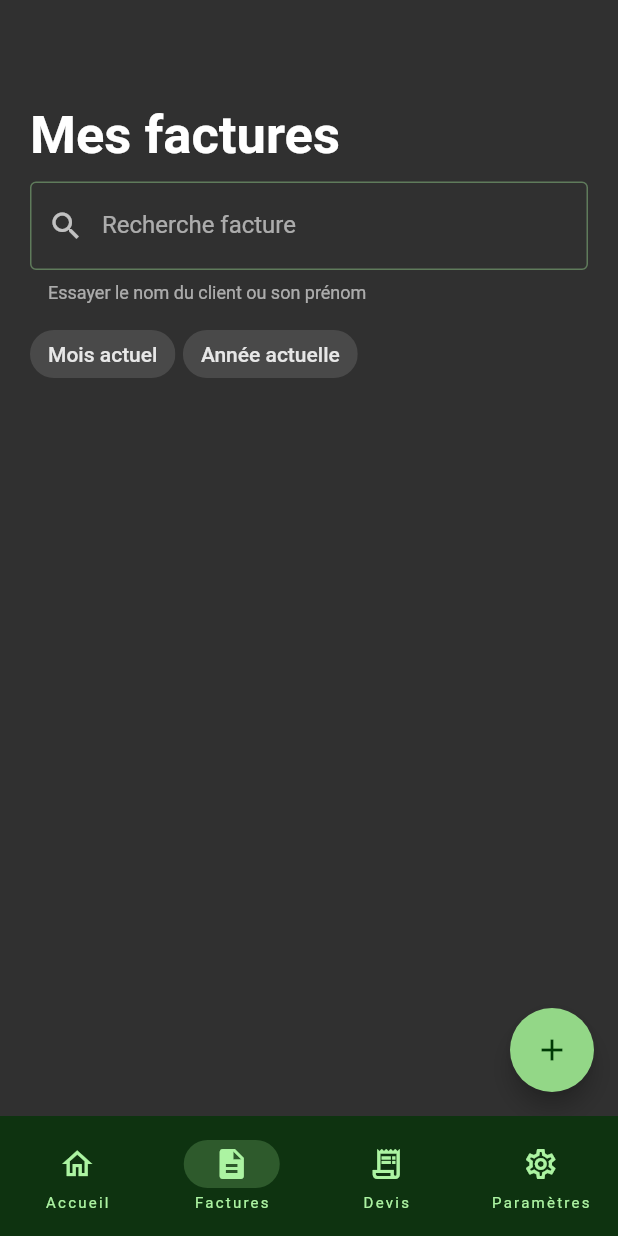
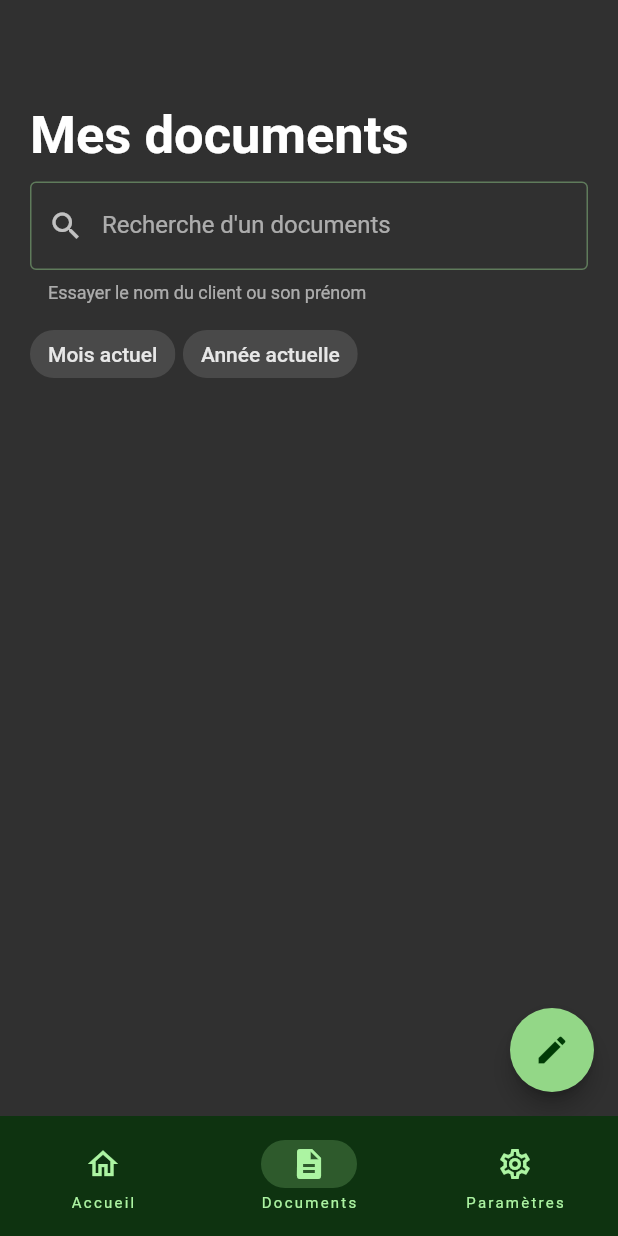
Before and after one commit to avariable2/bordero, a Flutter app: the AppPsy screen opened directly, item 2 of the bottom bar chosen, on a phone screen of 412 x 824 dp. Run offline on Flutter 3.47's test engine with Material 2 defaults, Android fonts, the phone set to English and light mode, and no system bars; our stand-ins replace email_validator, firebase_auth, firebase_core, google_fonts, open_file, pdf and 5 more; missing offline and left inert: onboarding, pdf_viewer_plugin; accounts and stored records are empty.

Commit message:
feat: Ajout animation pour le button création d'une facture; La rubrique factures et devis ont été ajouter ensemble;

```diff
--- /dev/null
+++ b/lib/component/expendable_fab.dart
@@ -0,0 +1,164 @@
+import 'package:flutter/material.dart';
+import 'dart:math' as math;
+
+class ExpandableFab extends StatefulWidget {
+  const ExpandableFab({Key? key, required this.children, required this.distance}) : super(key: key);
+
+  final List<Widget> children;
+  final double distance;
+
+  @override
+  ExpandableFabState createState() => ExpandableFabState();
+}
+
+class ExpandableFabState extends State<ExpandableFab> with SingleTickerProviderStateMixin {
+
+  late AnimationController _controller;
+  late Animation<double> _expandAnimation;
+  bool _open = false;
+
+  @override
+  void initState() {
+    super.initState();
+
+    _controller = AnimationController(
+        value: _open ? 1.0 : 0.0,
+        duration: const Duration(milliseconds: 250),
+        vsync: this);
+
+    _expandAnimation = CurvedAnimation(
+        parent: _controller,
+        curve: Curves.fastOutSlowIn,
+        reverseCurve: Curves.easeOutQuad
+    );
+  }
+
+  void _toggle() {
+    setState(() {
+      _open = !_open;
+      if(_open){
+        _controller.forward();
+      }else{
+        _controller.reverse();
+      }
+    });
+  }
+
+  @override
+  void dispose() {
+    _controller.dispose();
+    super.dispose();
+  }
+
+  @override
+  Widget build(BuildContext context) {
+    return SizedBox.expand(
+      child: Stack(
+        alignment: Alignment.bottomRight,
+        children: [
+          _tapToClose(),
+          ..._buildExpandableFabButton(),
+          _tapToOpen(),
+        ],
+      ),
+    );
+  }
+
+  Widget _tapToClose() {
+    return SizedBox(
+      height: 56,
+      width: 56,
+      child: Center(
+        child: Material(
+          shape: const CircleBorder(),
+          clipBehavior: Clip.antiAlias,
+          elevation: 4,
+          child: InkWell(
+            onTap: _toggle,
+            child: Padding(
+              padding: const EdgeInsets.all(8.0),
+              child: Icon(
+                Icons.close,
+                color: Theme.of(context).errorColor,
+              ),
+            ),
+          ),
+        ),
+      ),
+    );
+  }
+
+  Widget _tapToOpen() {
+    return AnimatedContainer(
+      duration: const Duration(milliseconds: 250),
+      transformAlignment: Alignment.center,
+      transform: Matrix4.diagonal3Values(
+          _open ? 0.7 : 1.0,
+          _open ? 0.7 : 1.0,
+          1.0),
+      curve: Curves.easeOut,
+      child: AnimatedOpacity(
+        opacity: _open ? 0.0 : 1.0,
+        curve: Curves.easeInOut,
+        duration: const Duration(milliseconds: 250),
+        child: FloatingActionButton(
+          onPressed: _toggle,
+          child: const Icon(Icons.create),
+        ),
+      ),
+    );
+  }
+
+  List<Widget> _buildExpandableFabButton() {
+    final List<Widget> children = <Widget>[];
+    final count = widget.children.length;
+    final step = 90.0 / (count - 1);
+
+    for(var i=0, angleInDegrees = 0.0; i< count; i++, angleInDegrees += step){
+      children.add(
+          _ExpandableFab(
+              directionDegrees: angleInDegrees,
+              maxDistance: widget.distance,
+              progress: _expandAnimation,
+              child: widget.children[i])
+      );
+    }
+
+    return children;
+  }
+}
+
+class _ExpandableFab extends StatelessWidget {
+  const _ExpandableFab({Key? key, required this.directionDegrees, required this.maxDistance, required this.progress, required this.child}) : super(key: key);
+
+  final double directionDegrees;
+  final double maxDistance;
+  final Animation<double>? progress;
+  final Widget child;
+
+  @override
+  Widget build(BuildContext context) {
+    return AnimatedBuilder(
+      animation: progress!,
+      builder: (context, child) {
+        final offset = Offset.fromDirection(
+            directionDegrees * (math.pi / 180),
+            progress!.value * maxDistance
+        );
+
+        return Positioned(
+          right: 4.0 + offset.dx,
+          bottom: 4.0 + offset.dy,
+          child: Transform.rotate(
+            angle: (1.0 - progress!.value) * math.pi / 2,
+            child: child,
+          ),
+        );
+      },
+      child: FadeTransition(
+        opacity: progress!,
+        child: child,
+      ),
+    );
+  }
+}
--- a/lib/main.dart
+++ b/lib/main.dart
@@ -113,12 +113,7 @@ class _AppPsyState extends State<AppPsy> {
   int currentPageIndex = 0;
   List<Widget> pageList = [
     const PageAccueil(),
-    const PageFactures(),
-    Container(
-      color: Colors.green,
-      alignment: Alignment.center,
-      child: const Text('Page 3'),
-    ),
+    const PageFacturesDevis(),
     const PageParametres(),
   ];
 
@@ -144,12 +139,7 @@ class _AppPsyState extends State<AppPsy> {
           NavigationDestination(
             selectedIcon: Icon(Icons.description),
             icon: Icon(Icons.description_outlined),
-            label: 'Factures',
-          ),
-          NavigationDestination(
-            selectedIcon: Icon(Icons.receipt_long),
-            icon: Icon(Icons.receipt_long_outlined),
-            label: 'Devis',
+            label: 'Documents',
           ),
           NavigationDestination(
             selectedIcon: Icon(Icons.settings),
--- a/lib/page/page_factures.dart
+++ b/lib/page/page_factures.dart
@@ -11,28 +11,28 @@ import 'dart:io';
 
 import 'package:path_provider/path_provider.dart';
 
+import '../component/expendable_fab.dart';
 import '../db/app_psy_database.dart';
 import '../dialog/preview_pdf.dart';
 
-class PageFactures extends StatelessWidget {
-  const PageFactures({Key? key}) : super(key: key);
+class PageFacturesDevis extends StatelessWidget {
+  const PageFacturesDevis({Key? key}) : super(key: key);
 
   @override
   Widget build(BuildContext context) {
-    return const ViewFactures();
+    return const WidgetDocuments();
   }
 }
 
-class ViewFactures extends StatefulWidget {
-  const ViewFactures({Key? key}) : super(key: key);
+class WidgetDocuments extends StatefulWidget {
+  const WidgetDocuments({Key? key}) : super(key: key);
 
   @override
-  State<ViewFactures> createState() => _ViewFacturesState();
+  State<WidgetDocuments> createState() => _ViewFacturesState();
 }
 
-class _ViewFacturesState extends State<ViewFactures> {
-  late List<Facture> factures = [];
-
+class _ViewFacturesState extends State<WidgetDocuments> {
+  late List<Facture> documents = [];
   bool isLoading = false;
 
   @override
@@ -45,8 +45,11 @@ class _ViewFacturesState extends State<ViewFactures> {
   @override
   Widget build(BuildContext context) {
     return Scaffold(
-      floatingActionButton: FloatingActionButton(
-        child: const Icon(Icons.add_outlined),
+      floatingActionButton: ExpandableFab(
+        distance: 120,
+        children: [
+          FloatingActionButton.extended(
+            heroTag: "btnFacture",
             onPressed: () {
               Navigator.push(
                 context,
@@ -57,6 +60,16 @@ class _ViewFacturesState extends State<ViewFactures> {
                 ),
               ).then((value) => _getListFiles());
             },
+            label: const Text("Facture"),
+            icon: const Icon(Icons.description_outlined),
+          ),
+          FloatingActionButton.extended(
+            heroTag: "btnDevis",
+            onPressed: () {},
+            label: const Text("Devis"),
+            icon: const Icon(Icons.receipt_long_outlined),
+          ),
+        ],
       ),
       body: SafeArea(
           child: isLoading
@@ -84,7 +97,7 @@ class _ViewFacturesState extends State<ViewFactures> {
           const Padding(
             padding: EdgeInsets.only(bottom: 10),
             child: Text(
-              "Mes factures",
+              "Mes documents",
               style: TextStyle(
                 fontSize: 35,
                 fontWeight: FontWeight.bold,
@@ -95,12 +108,12 @@ class _ViewFacturesState extends State<ViewFactures> {
             titre: '',
             icon: Icons.picture_as_pdf_outlined,
             labelListVide: '',
-            list: factures,
+            list: documents,
             onSelectedItem: (dynamic item) async {
               var file = await getFileFromDBB(item);
               ouvrirPdf(item, file);
             },
-            labelTitreRecherche: "Recherche facture",
+            labelTitreRecherche: "Recherche d'un documents",
             labelHintRecherche: "Essayer le nom du client ou son prénom",
             needRecherche: true,
             needTousEcran: true,
@@ -115,7 +128,7 @@ class _ViewFacturesState extends State<ViewFactures> {
 
   Future<void> _getListFiles() async {
     setState(() => isLoading = true);
-    factures = await AppPsyDatabase.instance.getAllFileName();
+    documents = await AppPsyDatabase.instance.getAllFileName();
     setState(() => isLoading = false);
   }
 
```
Lines whose indentation alone changed are shown as unchanged.
